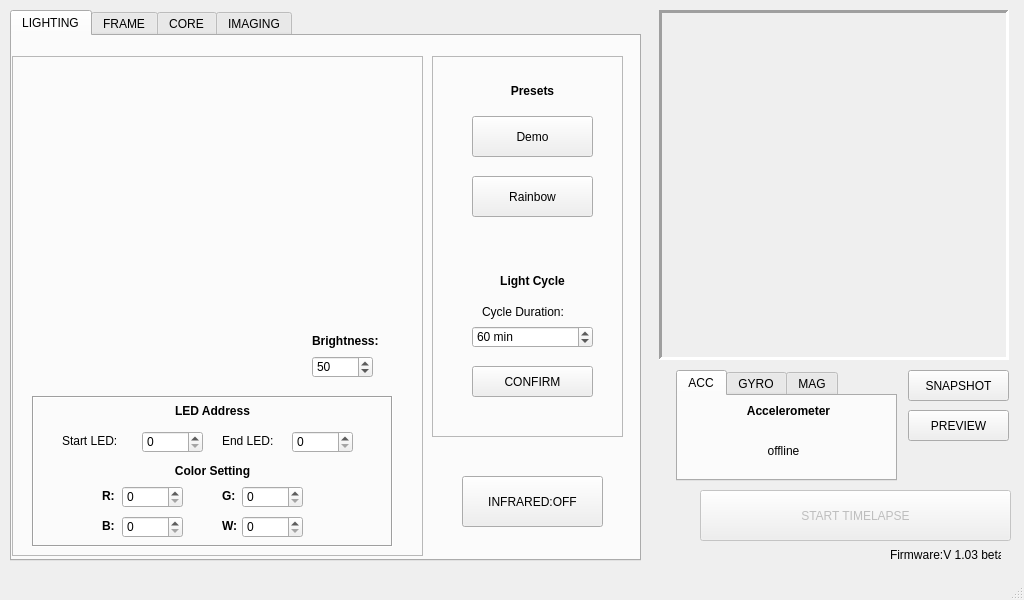
Old version of the form _ui/Clinostat.ui in the repository CoSE-Jerry/3D-Clinostat.
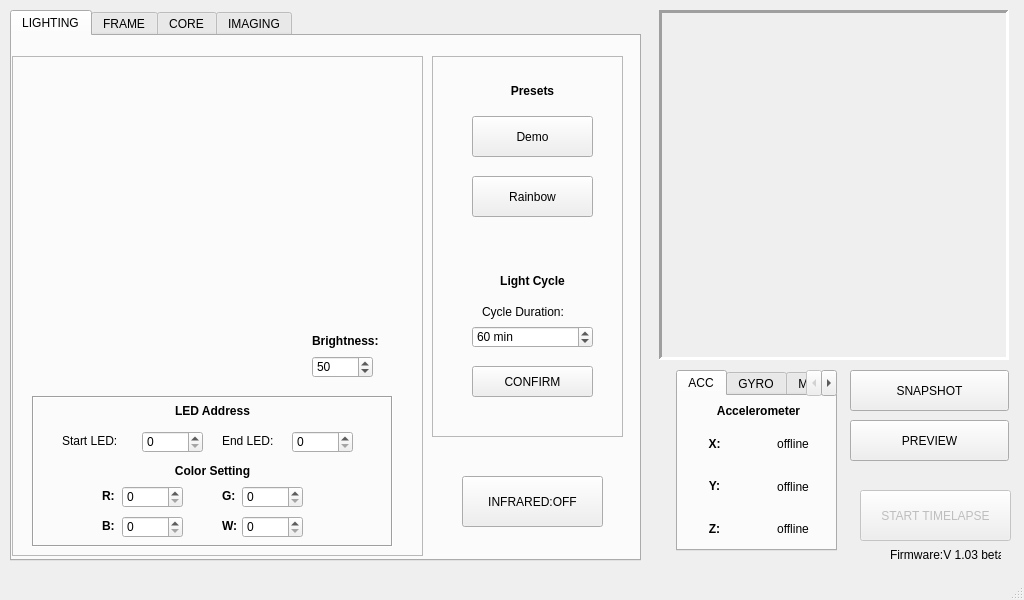
New version of the form. Icons and pictures are not drawn.

Diff of the .ui file:
```diff
--- a/_ui/Clinostat.ui
+++ b/_ui/Clinostat.ui
@@ -1327,9 +1327,9 @@
     </property>
     <property name="geometry">
      <rect>
-      <x>700</x>
+      <x>860</x>
       <y>490</y>
-      <width>311</width>
+      <width>151</width>
       <height>51</height>
      </rect>
     </property>
@@ -1343,10 +1343,10 @@
     </property>
     <property name="geometry">
      <rect>
-      <x>908</x>
+      <x>850</x>
       <y>370</y>
-      <width>101</width>
-      <height>31</height>
+      <width>159</width>
+      <height>41</height>
      </rect>
     </property>
     <property name="text">
@@ -1359,10 +1359,10 @@
     </property>
     <property name="geometry">
      <rect>
-      <x>908</x>
-      <y>410</y>
-      <width>101</width>
-      <height>31</height>
+      <x>850</x>
+      <y>420</y>
+      <width>159</width>
+      <height>41</height>
      </rect>
     </property>
     <property name="text">
@@ -1387,8 +1387,8 @@
      <rect>
       <x>676</x>
       <y>370</y>
-      <width>221</width>
-      <height>111</height>
+      <width>161</width>
+      <height>181</height>
      </rect>
     </property>
     <property name="currentIndex">
@@ -1403,7 +1403,7 @@
        <rect>
         <x>10</x>
         <y>0</y>
-        <width>201</width>
+        <width>141</width>
         <height>31</height>
        </rect>
       </property>
@@ -1411,21 +1411,85 @@
        <string>&lt;html&gt;&lt;head/&gt;&lt;body&gt;&lt;p align=&quot;center&quot;&gt;&lt;span style=&quot; font-weight:600;&quot;&gt;Accelerometer&lt;/span&gt;&lt;/p&gt;&lt;/body&gt;&lt;/html&gt;</string>
       </property>
      </widget>
-     <widget class="QLabel" name="ACC_label">
+     <widget class="QWidget" name="horizontalLayoutWidget">
       <property name="geometry">
        <rect>
         <x>0</x>
-        <y>29</y>
-        <width>211</width>
-        <height>51</height>
+        <y>30</y>
+        <width>151</width>
+        <height>121</height>
        </rect>
       </property>
-      <property name="text">
-       <string>offline</string>
-      </property>
-      <property name="alignment">
-       <set>Qt::AlignCenter</set>
-      </property>
+      <layout class="QHBoxLayout" name="horizontalLayout">
+       <item>
+        <layout class="QVBoxLayout" name="verticalLayout_4">
+         <item>
+          <widget class="QLabel" name="ACC_X_label">
+           <property name="text">
+            <string>&lt;html&gt;&lt;head/&gt;&lt;body&gt;&lt;p align=&quot;center&quot;&gt;&lt;span style=&quot; font-weight:600;&quot;&gt;X:&lt;/span&gt;&lt;/p&gt;&lt;/body&gt;&lt;/html&gt;</string>
+           </property>
+           <property name="alignment">
+            <set>Qt::AlignCenter</set>
+           </property>
+          </widget>
+         </item>
+         <item>
+          <widget class="QLabel" name="ACC_Y_label">
+           <property name="text">
+            <string>&lt;html&gt;&lt;head/&gt;&lt;body&gt;&lt;p align=&quot;center&quot;&gt;&lt;span style=&quot; font-weight:600;&quot;&gt;Y:&lt;/span&gt;&lt;/p&gt;&lt;/body&gt;&lt;/html&gt;</string>
+           </property>
+           <property name="alignment">
+            <set>Qt::AlignCenter</set>
+           </property>
+          </widget>
+         </item>
+         <item>
+          <widget class="QLabel" name="ACC_Z_label">
+           <property name="text">
+            <string>&lt;html&gt;&lt;head/&gt;&lt;body&gt;&lt;p align=&quot;center&quot;&gt;&lt;span style=&quot; font-weight:600;&quot;&gt;Z:&lt;/span&gt;&lt;/p&gt;&lt;/body&gt;&lt;/html&gt;</string>
+           </property>
+           <property name="alignment">
+            <set>Qt::AlignCenter</set>
+           </property>
+          </widget>
+         </item>
+        </layout>
+       </item>
+       <item>
+        <layout class="QVBoxLayout" name="verticalLayout_5">
+         <item>
+          <widget class="QLabel" name="ACC_X_text_label">
+           <property name="text">
+            <string>offline</string>
+           </property>
+           <property name="alignment">
+            <set>Qt::AlignCenter</set>
+           </property>
+          </widget>
+         </item>
+         <item>
+          <widget class="QLabel" name="ACC_Y_text_label">
+           <property name="text">
+            <string>offline</string>
+           </property>
+           <property name="alignment">
+            <set>Qt::AlignCenter</set>
+           </property>
+          </widget>
+         </item>
+         <item>
+          <widget class="QLabel" name="ACC_Z_text_label">
+           <property name="text">
+            <string>offline</string>
+           </property>
+           <property name="alignment">
+            <set>Qt::AlignCenter</set>
+           </property>
+          </widget>
+         </item>
+        </layout>
+       </item>
+      </layout>
      </widget>
     </widget>
     <widget class="QWidget" name="GYRO_tab">
```
